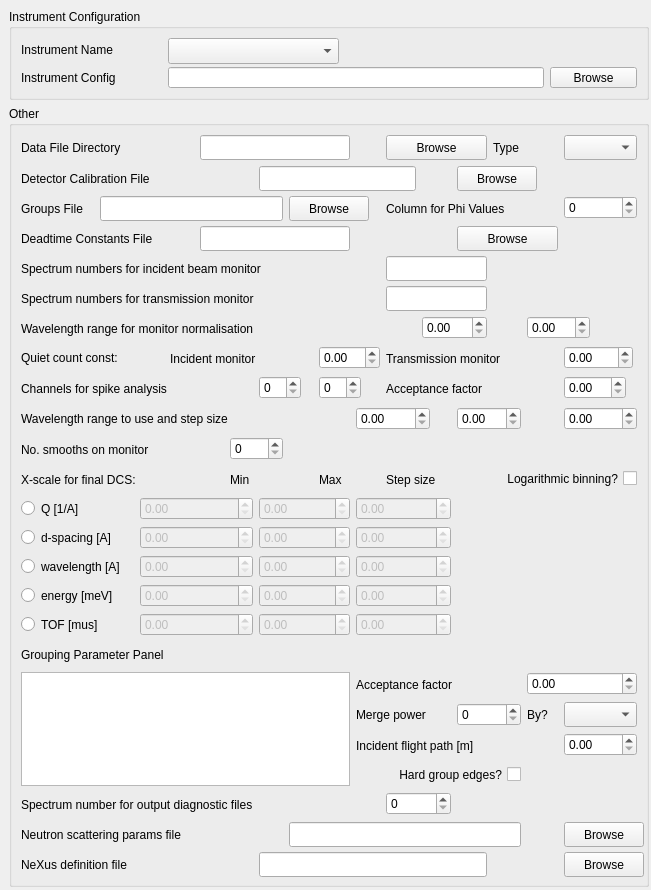
Old version of the form src/gui/widgets/ui_files/instrumentWidget.ui in the repository disorderedmaterials/GudPy.
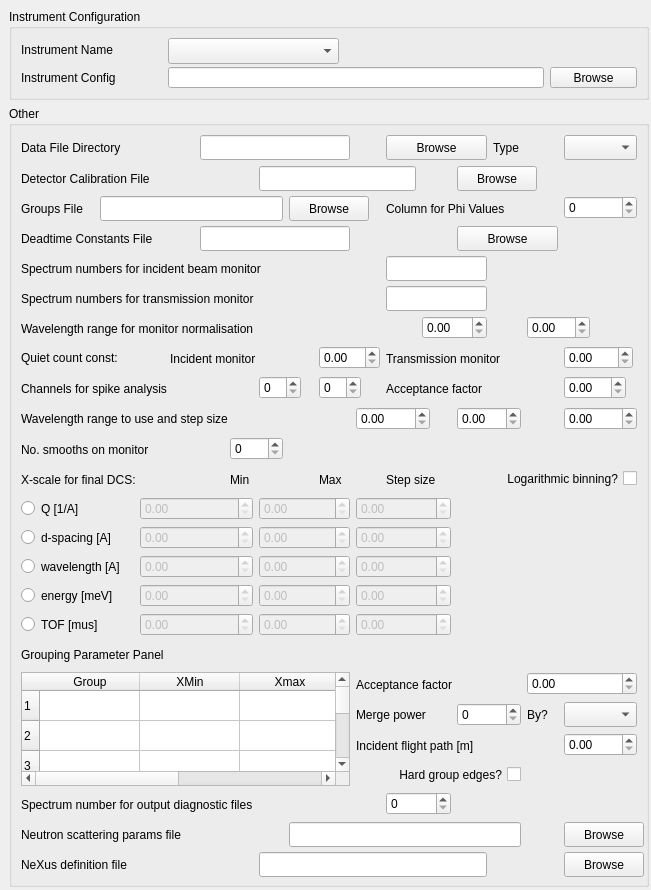
New version of the form. Custom widgets are drawn as their Qt base class.

Commit message: Created DoubleSpinBoxDelegate, set item delegate in GroupingParameterTable.

```diff
--- a/src/gui/widgets/ui_files/instrumentWidget.ui
+++ b/src/gui/widgets/ui_files/instrumentWidget.ui
@@ -1081,6 +1081,39 @@
         <height>113</height>
        </size>
       </property>
+      <property name="rowCount">
+       <number>10</number>
+      </property>
+      <row/>
+      <row/>
+      <row/>
+      <row/>
+      <row/>
+      <row/>
+      <row/>
+      <row/>
+      <row/>
+      <row/>
+      <column>
+       <property name="text">
+        <string>Group</string>
+       </property>
+      </column>
+      <column>
+       <property name="text">
+        <string>XMin</string>
+       </property>
+      </column>
+      <column>
+       <property name="text">
+        <string>Xmax</string>
+       </property>
+      </column>
+      <column>
+       <property name="text">
+        <string>Background Factor</string>
+       </property>
+      </column>
      </widget>
     </item>
     <item row="15" column="0" colspan="2">
```
The commit also changes 1 other file.
